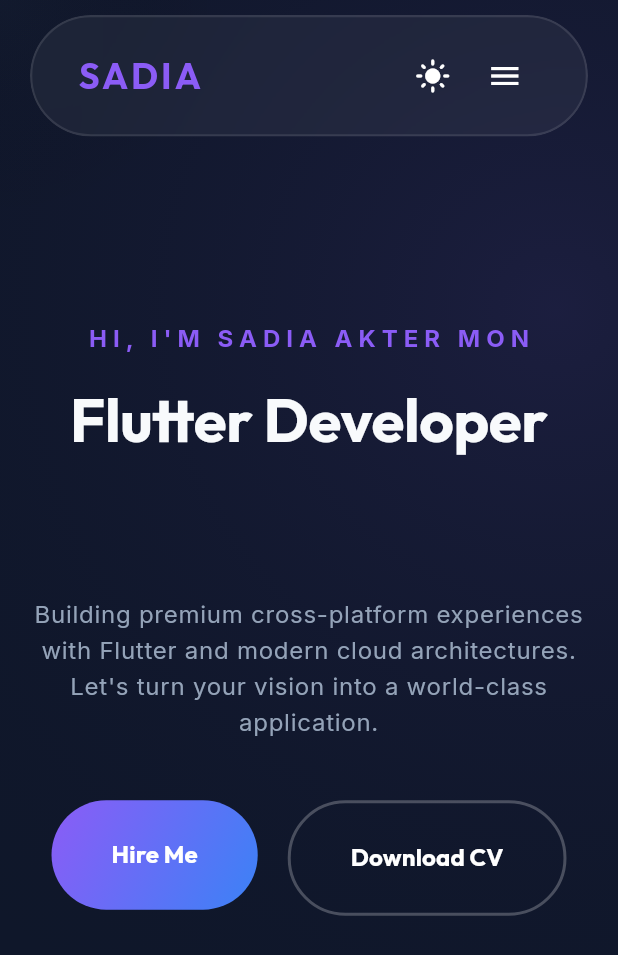
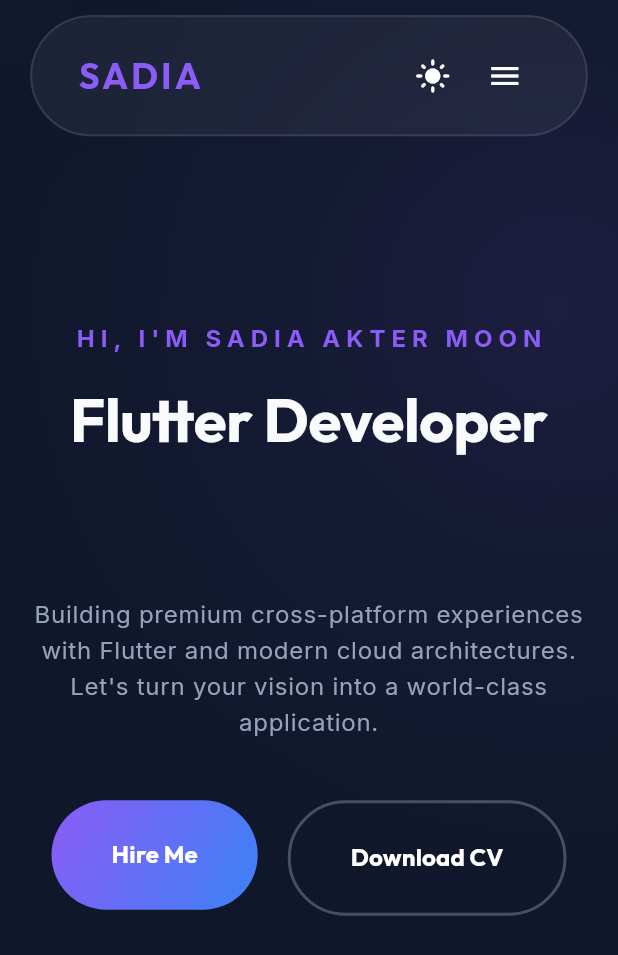
Before and after one commit to sadiascode/Portfolio, a Flutter app: the screen it shows after launch, on a phone screen of 412 x 824 dp. Shown: the top 955 px of the screen. Run offline on Flutter 3.47's test engine with Material 3 defaults, Android fonts, the phone set to English and light mode, and no system bars; drawn by our look-alikes of animated_text_kit, flutter_animate; our stand-ins replace flutter_riverpod, flutter_svg, font_awesome_flutter, go_router, google_fonts, url_strategy.

Commit message:
icon added

```diff
--- a/lib/features/home/sections/hero_section.dart
+++ b/lib/features/home/sections/hero_section.dart
@@ -46,7 +46,7 @@ class HeroSection extends StatelessWidget {
                   header: true,
                   label: "Introduction: Hi, I'm Sadia",
                   child: Text(
-                    "HI, I'M SADIA AKTER MON",
+                    "HI, I'M SADIA AKTER MOON",
                     style: Theme.of(context).textTheme.bodyLarge?.copyWith(
                       color: AppColors.primary,
                       letterSpacing: 4,
--- a/pubspec.yaml
+++ b/pubspec.yaml
@@ -59,6 +59,12 @@ dev_dependencies:
   # package. See that file for information about deactivating specific lint
   # rules and activating additional ones.
   flutter_lints: ^6.0.0
+  flutter_launcher_icons: "^0.14.4"
+
+flutter_icons:
+  android: true
+  ios: true
+  image_path: "assets/logo.png"
 
 # For information on the generic Dart part of this file, see the
 # following page: https://dart.dev/tools/pub/pubspec
```
Also changed, not shown: assets/logo.png (added), firebase.json (added), pubspec.lock, 2 other files.
